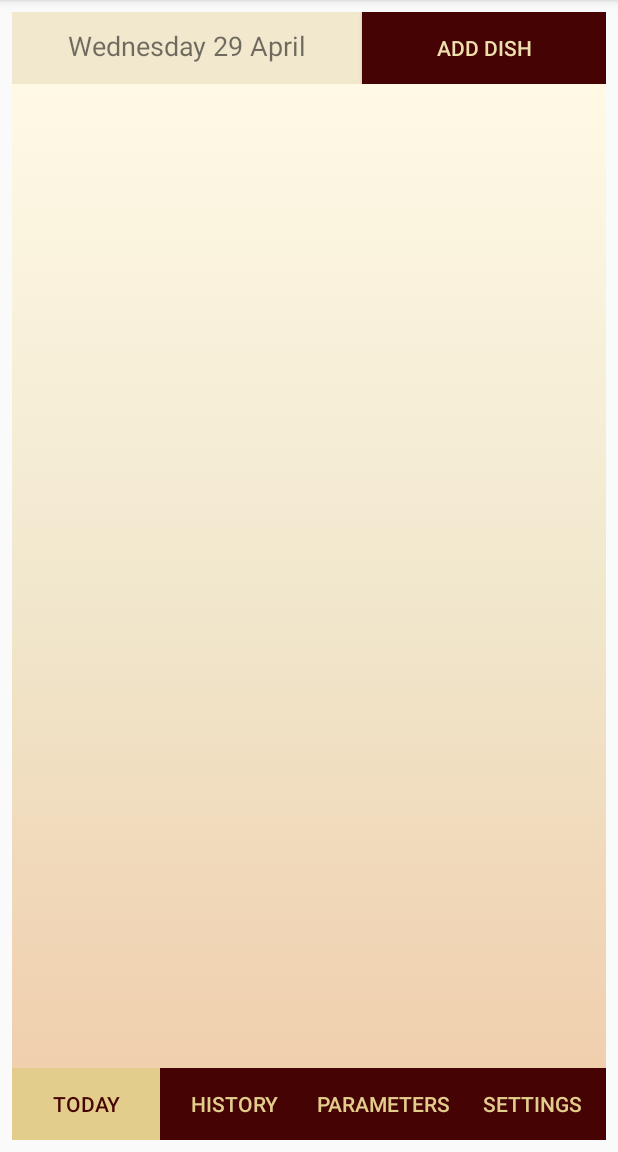
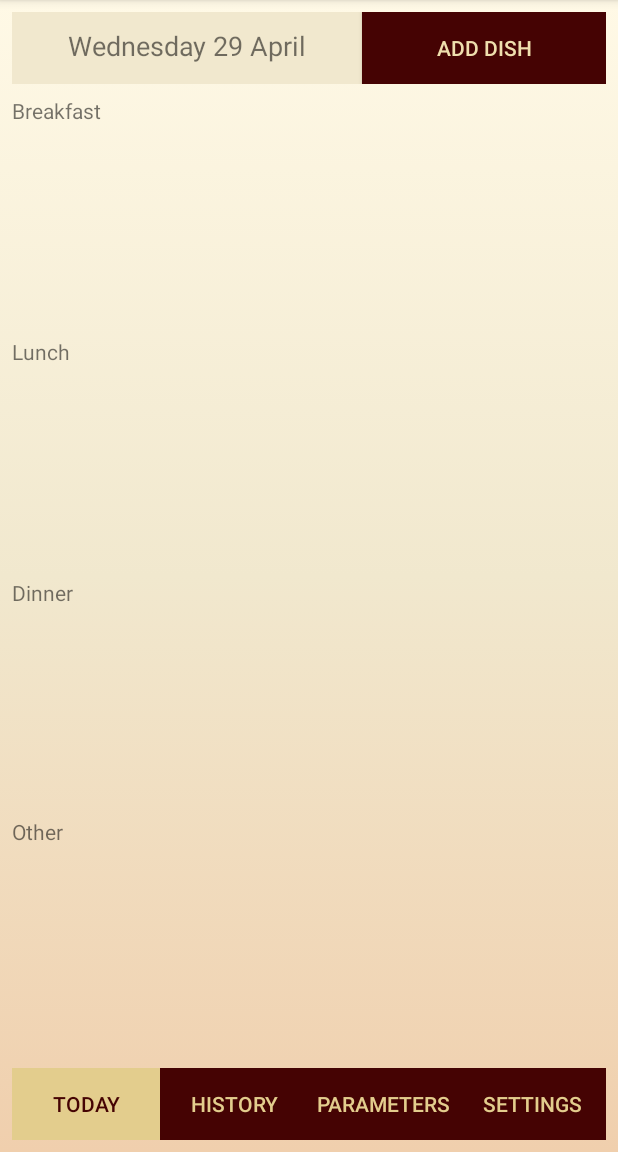
Before and after one commit to ecrikki/android_project, an Android app: the MainActivity screen opened directly, with no data from a screen before it, on a phone screen of 412 x 824 dp, the part 84-1236 px from its top. Run offline under Robolectric (Android 15) with nearby library versions, the phone set to English and light mode, and no system bars.

Commit message:
Add product (onclick) (1)

```diff
--- a/app/src/main/res/drawable/custombackground.xml
+++ b/app/src/main/res/drawable/custombackground.xml
@@ -3,10 +3,6 @@
 
     <item><shape>
         <gradient android:angle="270" android:endColor="#f0cfad" android:startColor="#fff9e6" android:centerColor="#F1E8CE" />
-
-
-
-        <padding android:bottom="10dp" android:left="50dp" android:right="50dp" android:top="10dp" />
     </shape></item>
 
 </selector>
--- a/app/src/main/res/layout/activity_main.xml
+++ b/app/src/main/res/layout/activity_main.xml
@@ -4,6 +4,7 @@
     xmlns:tools="http://schemas.android.com/tools"
     android:layout_width="match_parent"
     android:layout_height="match_parent"
+    android:background="@drawable/custombackground"
     tools:context=".MainActivity">
 
     <LinearLayout
@@ -29,7 +30,7 @@
             android:layout_weight="1"
             android:onClick="onClick_Today"
             android:text="@string/button_today"
-            android:theme="@style/noClicks"/>
+            android:theme="@style/noClicks" />
 
         <Button
             android:id="@+id/button_history"
@@ -56,7 +57,7 @@
             android:layout_weight="1"
             android:onClick="onClick_Settings"
             android:text="@string/button_settings"
-            android:theme="@style/noClicks"/>
+            android:theme="@style/noClicks" />
 
     </LinearLayout>
 
@@ -64,44 +65,79 @@
         android:id="@+id/linearLayout"
         android:layout_width="0dp"
         android:layout_height="0dp"
-        android:layout_marginStart="8dp"
-        android:layout_marginEnd="8dp"
-        android:background="@drawable/custombackground"
+
         android:orientation="vertical"
+        android:weightSum="1.0"
         app:layout_constraintBottom_toTopOf="@+id/linearLayout2"
         app:layout_constraintEnd_toEndOf="parent"
         app:layout_constraintStart_toStartOf="parent"
         app:layout_constraintTop_toBottomOf="@+id/linearLayout4">
 
-        <androidx.recyclerview.widget.RecyclerView
+        <TextView
             android:id="@+id/breakfast"
             android:layout_width="match_parent"
-            android:layout_height="136dp"
-            android:layout_margin="5dp"
-            app:layoutManager="androidx.recyclerview.widget.LinearLayoutManager" />
+            android:layout_height="64dp"
+            android:layout_marginStart="8dp"
+            android:layout_marginTop="8dp"
+            android:layout_marginEnd="8dp"
+            android:layout_weight="0.125"
+            android:text="@string/text_breakfast" />
 
         <androidx.recyclerview.widget.RecyclerView
-            android:id="@+id/lunch"
             android:layout_width="match_parent"
-            android:layout_height="136dp"
-            android:layout_margin="5dp"
-            app:layoutManager="androidx.recyclerview.widget.LinearLayoutManager" />
+            android:layout_height="150dp"
+            android:layout_marginStart="8dp"
+            android:layout_marginEnd="8dp"
+            android:layout_weight="0.125" />
+
+        <TextView
+            android:id="@+id/dinner"
+            android:layout_width="match_parent"
+            android:layout_height="64dp"
+            android:layout_marginStart="8dp"
+            android:layout_marginEnd="8dp"
+            android:layout_weight="0.125"
+            android:text="@string/text_lunch" />
 
         <androidx.recyclerview.widget.RecyclerView
-            android:id="@+id/dinner"
             android:layout_width="match_parent"
-            android:layout_height="135dp"
-            android:layout_margin="5dp"
-            app:layoutManager="androidx.recyclerview.widget.LinearLayoutManager" />
+            android:layout_height="150dp"
+            android:layout_marginStart="8dp"
+            android:layout_marginEnd="8dp"
+            android:layout_weight="0.125" />
+
+        <TextView
+            android:id="@+id/supper"
+            android:layout_width="match_parent"
+            android:layout_height="64dp"
+            android:layout_marginStart="8dp"
+            android:layout_marginEnd="8dp"
+            android:layout_weight="0.125"
+            android:text="@string/text_dinner" />
 
         <androidx.recyclerview.widget.RecyclerView
+            android:layout_width="match_parent"
+            android:layout_height="150dp"
+            android:layout_marginStart="8dp"
+            android:layout_marginEnd="8dp"
+            android:layout_weight="0.125" />
+
+        <TextView
             android:id="@+id/other"
             android:layout_width="match_parent"
-            android:layout_height="135dp"
-            android:layout_margin="5dp"
-            app:layoutManager="androidx.recyclerview.widget.LinearLayoutManager" />
+            android:layout_height="64dp"
+            android:layout_marginStart="8dp"
+            android:layout_marginEnd="8dp"
+            android:layout_weight="0.125"
+            android:text="@string/text_other" />
 
-
+        <androidx.recyclerview.widget.RecyclerView
+            android:layout_width="match_parent"
+            android:layout_height="150dp"
+            android:layout_marginStart="8dp"
+            android:layout_marginEnd="8dp"
+            android:layout_marginBottom="8dp"
+            android:layout_weight="0.125" />
     </LinearLayout>
 
     <LinearLayout
```
Also changed, not shown: app/src/main/java/com/example/calories/Add_Activity.java (+22 -4 lines), app/src/main/res/drawable/ic_arrow_drop_down_black_24dp.xml (deleted, +0 -9 lines), app/src/main/res/layout/dialog_activity.xml (added, +23 -0 lines).
